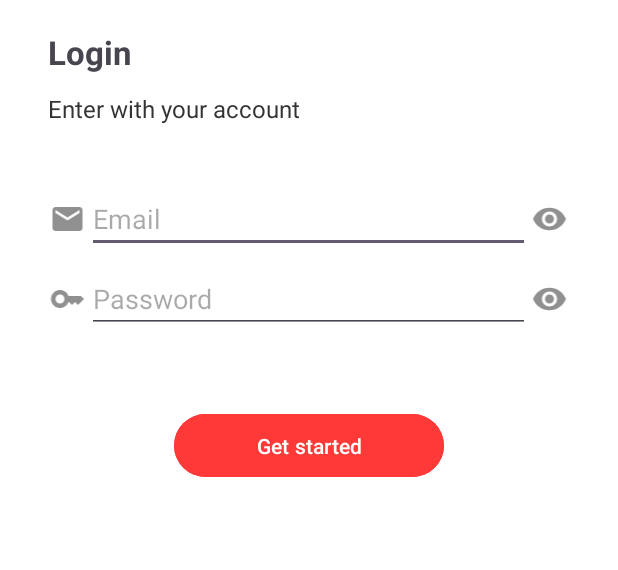
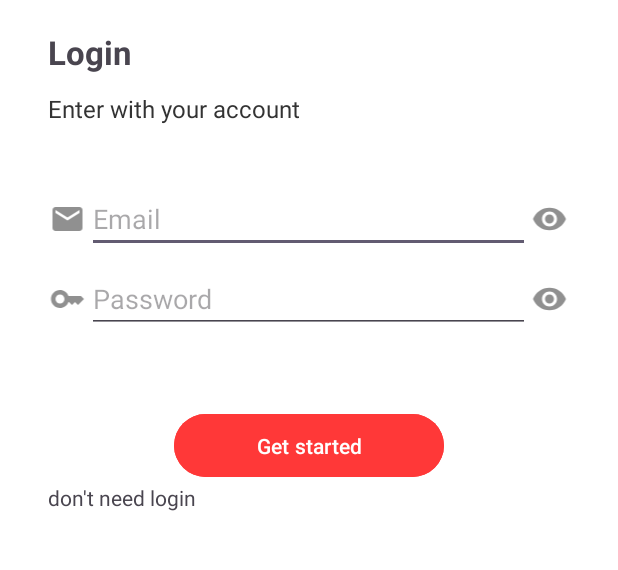
Before and after one commit to Hi-hoc-code/book_manager, an Android app: the LoginActivity screen opened directly, with no data from a screen before it, on a phone screen of 412 x 824 dp, the part 540-1110 px from its top. Run offline under Robolectric (Android 15) with nearby library versions, the phone set to English and light mode, and no system bars; our stand-ins replace Firebase (no records; nobody signed in at launch, a user with empty details on screens opened directly).

Commit message:
no message

```diff
--- a/app/src/main/java/com/example/readingbook/log_in_out/LoginActivity.java
+++ b/app/src/main/java/com/example/readingbook/log_in_out/LoginActivity.java
@@ -11,6 +11,7 @@ import android.text.TextUtils;
 import android.view.View;
 import android.widget.Button;
 import android.widget.EditText;
+import android.widget.TextView;
 import android.widget.Toast;
 
 import com.example.readingbook.MainActivity;
@@ -24,6 +25,7 @@ public class LoginActivity extends AppCompatActivity {
     EditText edtEmail, edtPassword;
     Button btnLogin;
     FirebaseAuth mAuth;
+    TextView btndontneedlogin;
 
     @Override
     protected void onCreate(Bundle savedInstanceState) {
@@ -64,6 +66,14 @@ public class LoginActivity extends AppCompatActivity {
 
             }
         });
+        btndontneedlogin.setOnClickListener(new View.OnClickListener() {
+            @Override
+            public void onClick(View view) {
+                Intent intent = new Intent(getApplicationContext(), MainActivity.class);
+                startActivity(intent);
+                finish();
+            }
+        });
     }
 
     private void addControls() {
@@ -71,5 +81,6 @@ public class LoginActivity extends AppCompatActivity {
         edtPassword= findViewById(R.id.edtPassLoginScreen);
         btnLogin= findViewById(R.id.btnLoginScreen);
         mAuth = FirebaseAuth.getInstance();
+        btndontneedlogin = findViewById(R.id.btndontneedlogin);
     }
 }
--- a/app/src/main/res/layout/activity_login.xml
+++ b/app/src/main/res/layout/activity_login.xml
@@ -89,5 +89,9 @@
         app:cornerRadius="55dp"
         android:layout_gravity="center"
         android:layout_marginTop="50dp"/>
-
+    <TextView
+        android:id="@+id/btndontneedlogin"
+        android:layout_width="wrap_content"
+        android:layout_height="wrap_content"
+        android:text="don't need login"/>
 </LinearLayout>
```
Also changed, not shown: app/src/main/res/menu/drawer_navigation.xml (+23 -12 lines).
